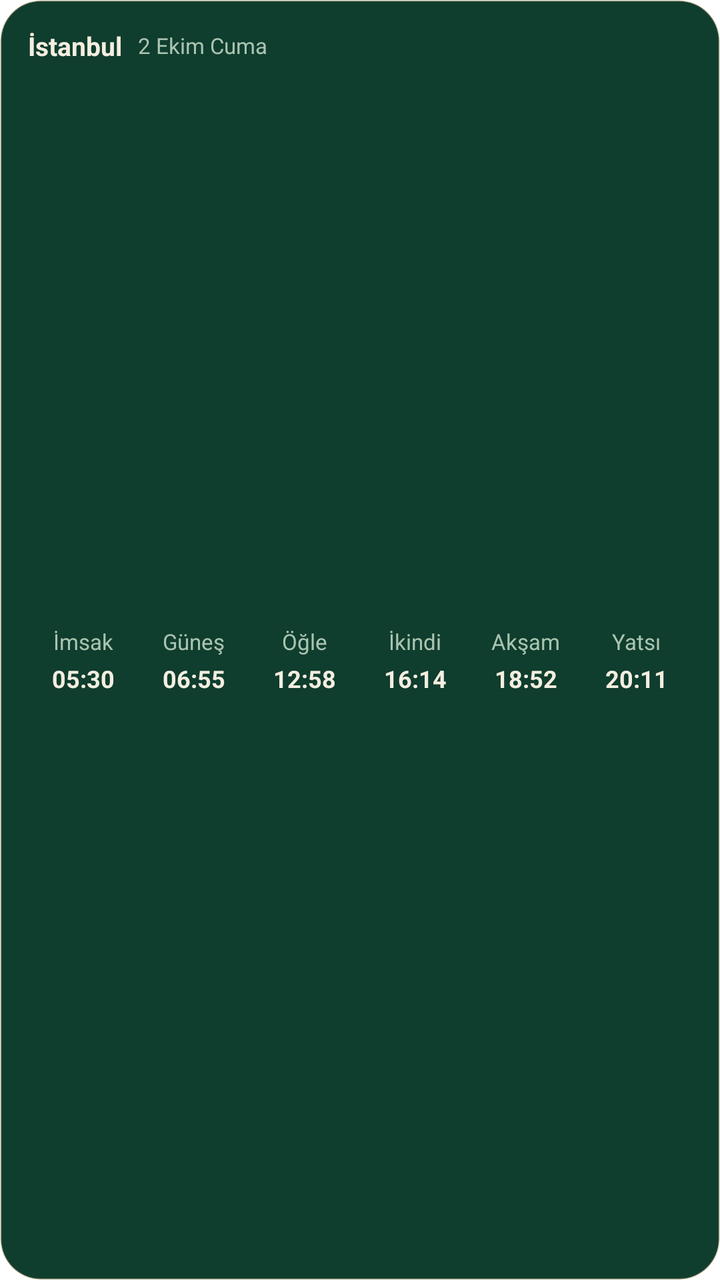
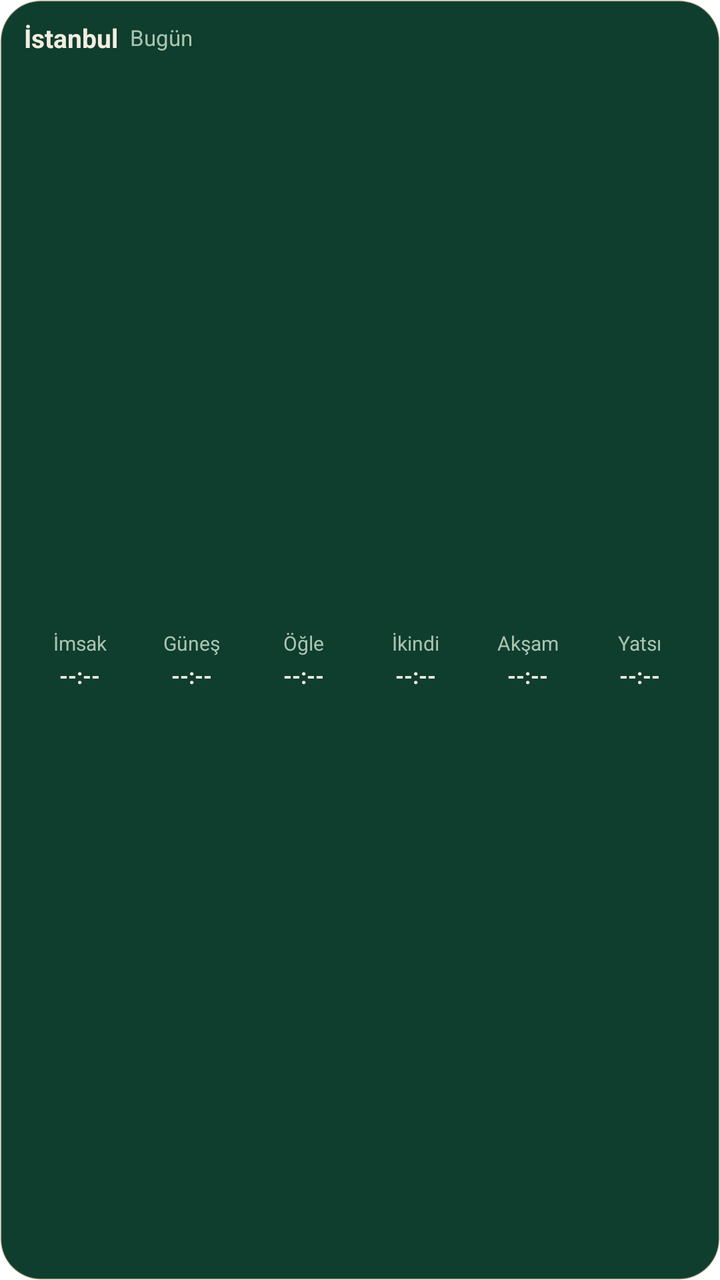

An Android layout rendered at two revisions. The XML below is the earlier revision; the diff shows what the commit changed to produce the second picture.
<!-- AndroidManifest.xml: fallback theme Theme.MaterialComponents.DayNight.NoActionBar -->
<!-- res/layout/widget_medium.xml -->
<?xml version="1.0" encoding="utf-8"?>
<LinearLayout xmlns:android="http://schemas.android.com/apk/res/android"
    android:id="@+id/widget_medium_root"
    android:layout_width="match_parent"
    android:layout_height="match_parent"
    android:background="@drawable/widget_bg_forest"
    android:orientation="vertical"
    android:padding="14dp">

    
    <RelativeLayout
        android:layout_width="match_parent"
        android:layout_height="wrap_content">

        <LinearLayout
            android:layout_width="wrap_content"
            android:layout_height="wrap_content"
            android:layout_alignParentStart="true"
            android:orientation="horizontal"
            android:gravity="center_vertical">

            <TextView
                android:id="@+id/tv_medium_city"
                android:layout_width="wrap_content"
                android:layout_height="wrap_content"
                android:text="İstanbul"
                android:textColor="#F3EEE0"
                android:textSize="13sp"
                android:textStyle="bold" />

            <TextView
                android:id="@+id/tv_medium_date"
                android:layout_width="wrap_content"
                android:layout_height="wrap_content"
                android:layout_marginStart="8dp"
                android:text="2 Ekim Cuma"
                android:textColor="#A9C4B0"
                android:textSize="11sp" />
        </LinearLayout>

        <TextView
            android:id="@+id/tv_medium_kerahat"
            android:layout_width="wrap_content"
            android:layout_height="wrap_content"
            android:layout_alignParentEnd="true"
            android:background="@drawable/widget_kerahat_badge_bg"
            android:paddingHorizontal="8dp"
            android:paddingVertical="3dp"
            android:text="Kerahat Vakti"
            android:textColor="#C27A3E"
            android:textSize="10sp"
            android:textStyle="bold"
            android:visibility="gone" />
    </RelativeLayout>

    
    <LinearLayout
        android:layout_width="match_parent"
        android:layout_height="0dp"
        android:layout_weight="1"
        android:layout_marginTop="10dp"
        android:orientation="horizontal"
        android:gravity="center">

        
        <LinearLayout
            android:id="@+id/col_imsak"
            android:layout_width="0dp"
            android:layout_height="match_parent"
            android:layout_weight="1"
            android:gravity="center"
            android:orientation="vertical">
            <TextView
                android:id="@+id/lbl_imsak"
                android:layout_width="wrap_content"
                android:layout_height="wrap_content"
                android:text="İmsak"
                android:textColor="#A9C4B0"
                android:textSize="11sp" />
            <TextView
                android:id="@+id/val_imsak"
                android:layout_width="wrap_content"
                android:layout_height="wrap_content"
                android:layout_marginTop="3dp"
                android:text="05:30"
                android:textColor="#F3EEE0"
                android:textSize="12sp"
                android:textStyle="bold" />
            <View
                android:id="@+id/bar_imsak"
                android:layout_width="16dp"
                android:layout_height="2.5dp"
                android:layout_marginTop="4dp"
                android:background="@drawable/widget_brass_bar"
                android:visibility="invisible" />
        </LinearLayout>

        
        <LinearLayout
            android:id="@+id/col_gunes"
            android:layout_width="0dp"
            android:layout_height="match_parent"
            android:layout_weight="1"
            android:gravity="center"
            android:orientation="vertical">
            <TextView
                android:id="@+id/lbl_gunes"
                android:layout_width="wrap_content"
                android:layout_height="wrap_content"
                android:text="Güneş"
                android:textColor="#A9C4B0"
                android:textSize="11sp" />
            <TextView
                android:id="@+id/val_gunes"
                android:layout_width="wrap_content"
                android:layout_height="wrap_content"
                android:layout_marginTop="3dp"
                android:text="06:55"
                android:textColor="#F3EEE0"
                android:textSize="12sp"
                android:textStyle="bold" />
            <View
                android:id="@+id/bar_gunes"
                android:layout_width="16dp"
                android:layout_height="2.5dp"
                android:layout_marginTop="4dp"
                android:background="@drawable/widget_brass_bar"
                android:visibility="invisible" />
        </LinearLayout>

        
        <LinearLayout
            android:id="@+id/col_ogle"
            android:layout_width="0dp"
            android:layout_height="match_parent"
            android:layout_weight="1"
            android:gravity="center"
            android:orientation="vertical">
            <TextView
                android:id="@+id/lbl_ogle"
                android:layout_width="wrap_content"
                android:layout_height="wrap_content"
                android:text="Öğle"
                android:textColor="#A9C4B0"
                android:textSize="11sp" />
            <TextView
                android:id="@+id/val_ogle"
                android:layout_width="wrap_content"
                android:layout_height="wrap_content"
                android:layout_marginTop="3dp"
                android:text="12:58"
                android:textColor="#F3EEE0"
                android:textSize="12sp"
                android:textStyle="bold" />
            <View
                android:id="@+id/bar_ogle"
                android:layout_width="16dp"
                android:layout_height="2.5dp"
                android:layout_marginTop="4dp"
                android:background="@drawable/widget_brass_bar"
                android:visibility="invisible" />
        </LinearLayout>

        
        <LinearLayout
            android:id="@+id/col_ikindi"
            android:layout_width="0dp"
            android:layout_height="match_parent"
            android:layout_weight="1"
            android:gravity="center"
            android:orientation="vertical">
            <TextView
                android:id="@+id/lbl_ikindi"
                android:layout_width="wrap_content"
                android:layout_height="wrap_content"
                android:text="İkindi"
                android:textColor="#A9C4B0"
                android:textSize="11sp" />
            <TextView
                android:id="@+id/val_ikindi"
                android:layout_width="wrap_content"
                android:layout_height="wrap_content"
                android:layout_marginTop="3dp"
                android:text="16:14"
                android:textColor="#F3EEE0"
                android:textSize="12sp"
                android:textStyle="bold" />
            <View
                android:id="@+id/bar_ikindi"
                android:layout_width="16dp"
                android:layout_height="2.5dp"
                android:layout_marginTop="4dp"
                android:background="@drawable/widget_brass_bar"
                android:visibility="invisible" />
        </LinearLayout>

        
        <LinearLayout
            android:id="@+id/col_aksam"
            android:layout_width="0dp"
            android:layout_height="match_parent"
            android:layout_weight="1"
            android:gravity="center"
            android:orientation="vertical">
            <TextView
                android:id="@+id/lbl_aksam"
                android:layout_width="wrap_content"
                android:layout_height="wrap_content"
                android:text="Akşam"
                android:textColor="#A9C4B0"
                android:textSize="11sp" />
            <TextView
                android:id="@+id/val_aksam"
                android:layout_width="wrap_content"
                android:layout_height="wrap_content"
                android:layout_marginTop="3dp"
                android:text="18:52"
                android:textColor="#F3EEE0"
                android:textSize="12sp"
                android:textStyle="bold" />
            <View
                android:id="@+id/bar_aksam"
                android:layout_width="16dp"
                android:layout_height="2.5dp"
                android:layout_marginTop="4dp"
                android:background="@drawable/widget_brass_bar"
                android:visibility="invisible" />
        </LinearLayout>

        
        <LinearLayout
            android:id="@+id/col_yatsi"
            android:layout_width="0dp"
            android:layout_height="match_parent"
            android:layout_weight="1"
            android:gravity="center"
            android:orientation="vertical">
            <TextView
                android:id="@+id/lbl_yatsi"
                android:layout_width="wrap_content"
                android:layout_height="wrap_content"
                android:text="Yatsı"
                android:textColor="#A9C4B0"
                android:textSize="11sp" />
            <TextView
                android:id="@+id/val_yatsi"
                android:layout_width="wrap_content"
                android:layout_height="wrap_content"
                android:layout_marginTop="3dp"
                android:text="20:11"
                android:textColor="#F3EEE0"
                android:textSize="12sp"
                android:textStyle="bold" />
            <View
                android:id="@+id/bar_yatsi"
                android:layout_width="16dp"
                android:layout_height="2.5dp"
                android:layout_marginTop="4dp"
                android:background="@drawable/widget_brass_bar"
                android:visibility="invisible" />
        </LinearLayout>

    </LinearLayout>

</LinearLayout>
<!-- resources referenced by this layout -->
<resources>
  <!-- drawable widget_bg_forest (drawable) -->
  <?xml version="1.0" encoding="utf-8"?>
  <shape xmlns:android="http://schemas.android.com/apk/res/android"
      android:shape="rectangle">
      <solid android:color="#0F3D2E" />
      <corners android:radius="20dp" />
      <stroke
          android:width="1dp"
          android:color="#33B8934A" />
  </shape>
  <!-- drawable widget_brass_bar (drawable) -->
  <?xml version="1.0" encoding="utf-8"?>
  <shape xmlns:android="http://schemas.android.com/apk/res/android"
      android:shape="rectangle">
      <solid android:color="#B8934A" />
      <corners android:radius="2dp" />
  </shape>
  <!-- drawable widget_kerahat_badge_bg (drawable) -->
  <?xml version="1.0" encoding="utf-8"?>
  <shape xmlns:android="http://schemas.android.com/apk/res/android"
      android:shape="rectangle">
      <solid android:color="#26C27A3E" />
      <corners android:radius="12dp" />
      <stroke
          android:width="0.8dp"
          android:color="#80C27A3E" />
  </shape>
</resources>

<!-- the commit's change to res/layout/widget_medium.xml (unified diff, before → after) -->
@@ -5,7 +5,10 @@
     android:layout_height="match_parent"
     android:background="@drawable/widget_bg_forest"
     android:orientation="vertical"
-    android:padding="14dp">
+    android:paddingLeft="12dp"
+    android:paddingTop="10dp"
+    android:paddingRight="12dp"
+    android:paddingBottom="10dp">
 
     
     <RelativeLayout
@@ -15,14 +18,17 @@
         <LinearLayout
             android:layout_width="wrap_content"
             android:layout_height="wrap_content"
-            android:layout_alignParentStart="true"
-            android:orientation="horizontal"
-            android:gravity="center_vertical">
+            android:layout_alignParentLeft="true"
+            android:layout_toLeftOf="@+id/tv_medium_kerahat"
+            android:gravity="center_vertical"
+            android:orientation="horizontal">
 
             <TextView
                 android:id="@+id/tv_medium_city"
                 android:layout_width="wrap_content"
                 android:layout_height="wrap_content"
+                android:ellipsize="end"
+                android:maxLines="1"
                 android:text="İstanbul"
                 android:textColor="#F3EEE0"
                 android:textSize="13sp"
@@ -32,8 +38,10 @@
                 android:id="@+id/tv_medium_date"
                 android:layout_width="wrap_content"
                 android:layout_height="wrap_content"
-                android:layout_marginStart="8dp"
-                android:text="2 Ekim Cuma"
+                android:layout_marginLeft="6dp"
+                android:ellipsize="end"
+                android:maxLines="1"
+                android:text="Bugün"
                 android:textColor="#A9C4B0"
                 android:textSize="11sp" />
         </LinearLayout>
@@ -42,13 +50,16 @@
             android:id="@+id/tv_medium_kerahat"
             android:layout_width="wrap_content"
             android:layout_height="wrap_content"
-            android:layout_alignParentEnd="true"
+            android:layout_alignParentRight="true"
             android:background="@drawable/widget_kerahat_badge_bg"
-            android:paddingHorizontal="8dp"
-            android:paddingVertical="3dp"
+            android:paddingLeft="6dp"
+            android:paddingTop="2dp"
+            android:paddingRight="6dp"
+            android:paddingBottom="2dp"
+            android:singleLine="true"
             android:text="Kerahat Vakti"
             android:textColor="#C27A3E"
-            android:textSize="10sp"
+            android:textSize="9sp"
             android:textStyle="bold"
             android:visibility="gone" />
     </RelativeLayout>
@@ -57,10 +68,10 @@
     <LinearLayout
         android:layout_width="match_parent"
         android:layout_height="0dp"
+        android:layout_marginTop="8dp"
         android:layout_weight="1"
-        android:layout_marginTop="10dp"
-        android:orientation="horizontal"
-        android:gravity="center">
+        android:gravity="center_vertical"
+        android:orientation="horizontal">
 
         
         <LinearLayout
@@ -70,27 +81,32 @@
             android:layout_weight="1"
             android:gravity="center"
             android:orientation="vertical">
+
             <TextView
                 android:id="@+id/lbl_imsak"
                 android:layout_width="wrap_content"
                 android:layout_height="wrap_content"
+                android:singleLine="true"
                 android:text="İmsak"
                 android:textColor="#A9C4B0"
-                android:textSize="11sp" />
+                android:textSize="10sp" />
+
             <TextView
                 android:id="@+id/val_imsak"
                 android:layout_width="wrap_content"
                 android:layout_height="wrap_content"
-                android:layout_marginTop="3dp"
-                android:text="05:30"
-                android:textColor="#F3EEE0"
-                android:textSize="12sp"
-                android:textStyle="bold" />
+                android:layout_marginTop="2dp"
+                android:singleLine="true"
+                android:text="--:--"
+                android:textColor="#F3EEE0"
+                android:textSize="11sp"
+                android:textStyle="bold" />
+
             <View
                 android:id="@+id/bar_imsak"
-                android:layout_width="16dp"
-                android:layout_height="2.5dp"
-                android:layout_marginTop="4dp"
+                android:layout_width="14dp"
+                android:layout_height="2.5dp"
+                android:layout_marginTop="3dp"
                 android:background="@drawable/widget_brass_bar"
                 android:visibility="invisible" />
         </LinearLayout>
@@ -103,27 +119,32 @@
             android:layout_weight="1"
             android:gravity="center"
             android:orientation="vertical">
+
             <TextView
                 android:id="@+id/lbl_gunes"
                 android:layout_width="wrap_content"
                 android:layout_height="wrap_content"
+                android:singleLine="true"
                 android:text="Güneş"
                 android:textColor="#A9C4B0"
-                android:textSize="11sp" />
+                android:textSize="10sp" />
+
             <TextView
                 android:id="@+id/val_gunes"
                 android:layout_width="wrap_content"
                 android:layout_height="wrap_content"
-                android:layout_marginTop="3dp"
-                android:text="06:55"
-                android:textColor="#F3EEE0"
-                android:textSize="12sp"
-                android:textStyle="bold" />
+                android:layout_marginTop="2dp"
+                android:singleLine="true"
+                android:text="--:--"
+                android:textColor="#F3EEE0"
+                android:textSize="11sp"
+                android:textStyle="bold" />
+
             <View
                 android:id="@+id/bar_gunes"
-                android:layout_width="16dp"
-                android:layout_height="2.5dp"
-                android:layout_marginTop="4dp"
+                android:layout_width="14dp"
+                android:layout_height="2.5dp"
+                android:layout_marginTop="3dp"
                 android:background="@drawable/widget_brass_bar"
                 android:visibility="invisible" />
         </LinearLayout>
@@ -136,27 +157,32 @@
             android:layout_weight="1"
             android:gravity="center"
             android:orientation="vertical">
+
             <TextView
                 android:id="@+id/lbl_ogle"
                 android:layout_width="wrap_content"
                 android:layout_height="wrap_content"
+                android:singleLine="true"
                 android:text="Öğle"
                 android:textColor="#A9C4B0"
-                android:textSize="11sp" />
+                android:textSize="10sp" />
+
             <TextView
                 android:id="@+id/val_ogle"
                 android:layout_width="wrap_content"
                 android:layout_height="wrap_content"
-                android:layout_marginTop="3dp"
-                android:text="12:58"
-                android:textColor="#F3EEE0"
-                android:textSize="12sp"
-                android:textStyle="bold" />
+                android:layout_marginTop="2dp"
+                android:singleLine="true"
+                android:text="--:--"
+                android:textColor="#F3EEE0"
+                android:textSize="11sp"
+                android:textStyle="bold" />
+
             <View
                 android:id="@+id/bar_ogle"
-                android:layout_width="16dp"
-                android:layout_height="2.5dp"
-                android:layout_marginTop="4dp"
+                android:layout_width="14dp"
+                android:layout_height="2.5dp"
+                android:layout_marginTop="3dp"
                 android:background="@drawable/widget_brass_bar"
                 android:visibility="invisible" />
         </LinearLayout>
@@ -169,27 +195,32 @@
             android:layout_weight="1"
             android:gravity="center"
             android:orientation="vertical">
+
             <TextView
                 android:id="@+id/lbl_ikindi"
                 android:layout_width="wrap_content"
                 android:layout_height="wrap_content"
+                android:singleLine="true"
                 android:text="İkindi"
                 android:textColor="#A9C4B0"
-                android:textSize="11sp" />
+                android:textSize="10sp" />
+
             <TextView
                 android:id="@+id/val_ikindi"
                 android:layout_width="wrap_content"
                 android:layout_height="wrap_content"
-                android:layout_marginTop="3dp"
-                android:text="16:14"
-                android:textColor="#F3EEE0"
-                android:textSize="12sp"
-                android:textStyle="bold" />
+                android:layout_marginTop="2dp"
+                android:singleLine="true"
+                android:text="--:--"
+                android:textColor="#F3EEE0"
+                android:textSize="11sp"
+                android:textStyle="bold" />
+
             <View
                 android:id="@+id/bar_ikindi"
-                android:layout_width="16dp"
-                android:layout_height="2.5dp"
-                android:layout_marginTop="4dp"
+                android:layout_width="14dp"
+                android:layout_height="2.5dp"
+                android:layout_marginTop="3dp"
                 android:background="@drawable/widget_brass_bar"
                 android:visibility="invisible" />
         </LinearLayout>
@@ -202,27 +233,32 @@
             android:layout_weight="1"
             android:gravity="center"
             android:orientation="vertical">
+
             <TextView
                 android:id="@+id/lbl_aksam"
                 android:layout_width="wrap_content"
                 android:layout_height="wrap_content"
+                android:singleLine="true"
                 android:text="Akşam"
                 android:textColor="#A9C4B0"
-                android:textSize="11sp" />
+                android:textSize="10sp" />
+
             <TextView
                 android:id="@+id/val_aksam"
                 android:layout_width="wrap_content"
                 android:layout_height="wrap_content"
-                android:layout_marginTop="3dp"
-                android:text="18:52"
-                android:textColor="#F3EEE0"
-                android:textSize="12sp"
-                android:textStyle="bold" />
+                android:layout_marginTop="2dp"
+                android:singleLine="true"
+                android:text="--:--"
+                android:textColor="#F3EEE0"
+                android:textSize="11sp"
+                android:textStyle="bold" />
+
             <View
                 android:id="@+id/bar_aksam"
-                android:layout_width="16dp"
-                android:layout_height="2.5dp"
-                android:layout_marginTop="4dp"
+                android:layout_width="14dp"
+                android:layout_height="2.5dp"
+                android:layout_marginTop="3dp"
                 android:background="@drawable/widget_brass_bar"
                 android:visibility="invisible" />
         </LinearLayout>
@@ -235,27 +271,32 @@
             android:layout_weight="1"
             android:gravity="center"
             android:orientation="vertical">
+
             <TextView
                 android:id="@+id/lbl_yatsi"
                 android:layout_width="wrap_content"
                 android:layout_height="wrap_content"
+                android:singleLine="true"
                 android:text="Yatsı"
                 android:textColor="#A9C4B0"
-                android:textSize="11sp" />
+                android:textSize="10sp" />
+
             <TextView
                 android:id="@+id/val_yatsi"
                 android:layout_width="wrap_content"
                 android:layout_height="wrap_content"
-                android:layout_marginTop="3dp"
-                android:text="20:11"
-                android:textColor="#F3EEE0"
-                android:textSize="12sp"
-                android:textStyle="bold" />
+                android:layout_marginTop="2dp"
+                android:singleLine="true"
+                android:text="--:--"
+                android:textColor="#F3EEE0"
+                android:textSize="11sp"
+                android:textStyle="bold" />
+
             <View
                 android:id="@+id/bar_yatsi"
-                android:layout_width="16dp"
-                android:layout_height="2.5dp"
-                android:layout_marginTop="4dp"
+                android:layout_width="14dp"
+                android:layout_height="2.5dp"
+                android:layout_marginTop="3dp"
                 android:background="@drawable/widget_brass_bar"
                 android:visibility="invisible" />
         </LinearLayout>
